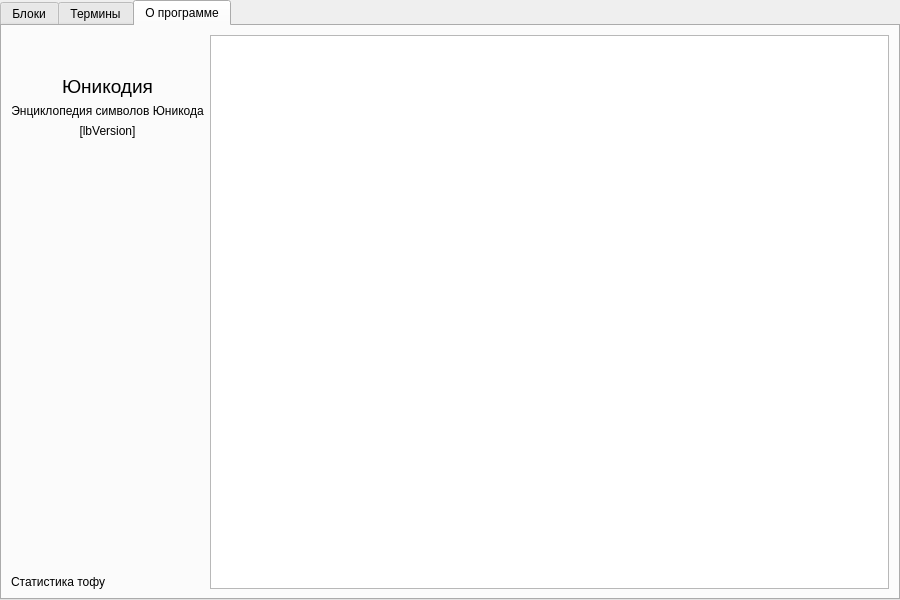
Above: Unicodia/FmMain.ui from Mercury13/unicodia before the change. Below: the same form after it.
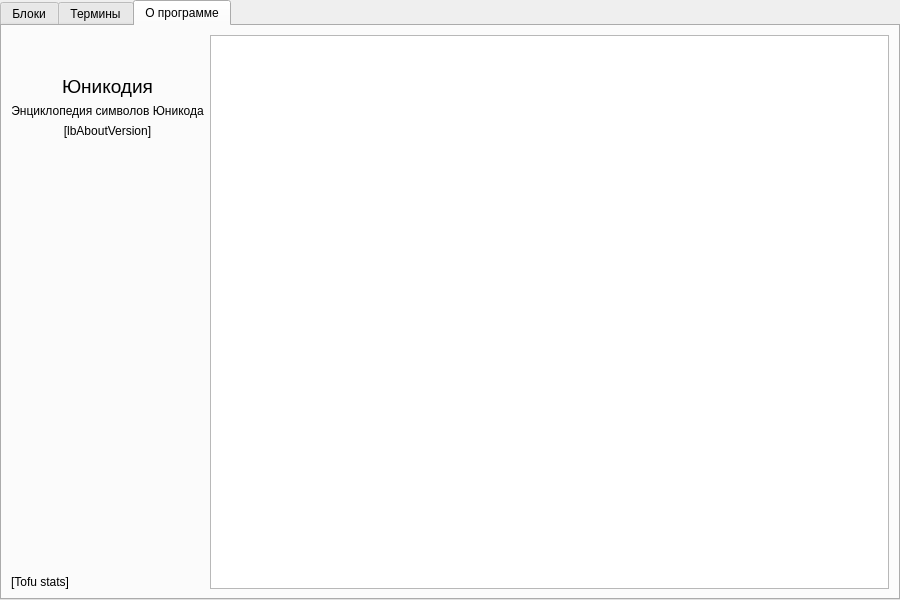
That is the form after the change. The open tabs and pages were chosen to show the change. Icons and pictures are not drawn. Custom widgets are drawn as their Qt base class.

Commit message: simple parametrized About

```diff
--- a/Unicodia/FmMain.ui
+++ b/Unicodia/FmMain.ui
@@ -622,7 +622,7 @@
           <item>
            <widget class="QLabel" name="lbVersion">
             <property name="text">
-             <string>[lbVersion]</string>
+             <string notr="true">[lbAboutVersion]</string>
             </property>
             <property name="alignment">
              <set>Qt::AlignCenter</set>
@@ -645,7 +645,7 @@
           <item>
            <widget class="QLabel" name="lbTofuStats">
             <property name="text">
-             <string>Статистика тофу</string>
+             <string notr="true">[Tofu stats]</string>
             </property>
            </widget>
           </item>
```
Left out of the diff: 8 changed lines with no effect on the pictures. The commit also changes 7 other files.
